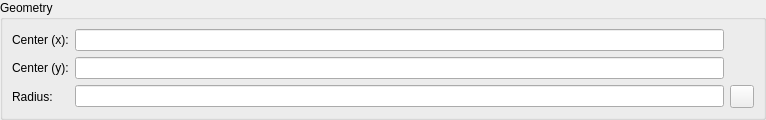
Before: the Qt Designer form librecad/src/ui/dialogs/entity/lc_circlepropertieseditingwidget.ui in LibreCAD/LibreCAD, drawn with Qt 5.
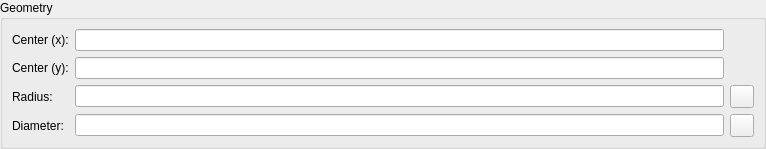
After: the same form once the commit is applied. Icons and pictures are not drawn. Custom widgets are drawn as their Qt base class.

Commit message: Issue #2354: added diameter for circle dialog

The edit to the form file:
```diff
--- a/librecad/src/ui/dialogs/entity/lc_circlepropertieseditingwidget.ui
+++ b/librecad/src/ui/dialogs/entity/lc_circlepropertieseditingwidget.ui
@@ -7,7 +7,7 @@
     <x>0</x>
     <y>0</y>
     <width>766</width>
-    <height>120</height>
+    <height>145</height>
    </rect>
   </property>
   <property name="windowTitle">
@@ -150,6 +150,43 @@
        </widget>
       </item>
       <item row="3" column="0">
+       <widget class="QLabel" name="lDiameter">
+        <property name="text">
+         <string>Diameter:</string>
+        </property>
+        <property name="wordWrap">
+         <bool>false</bool>
+        </property>
+       </widget>
+      </item>
+      <item row="3" column="1">
+       <widget class="QLineEdit" name="leDiameter">
+        <property name="minimumSize">
+         <size>
+          <width>64</width>
+          <height>0</height>
+         </size>
+        </property>
+        <property name="toolTip">
+         <string>Diameter of circle</string>
+        </property>
+       </widget>
+      </item>
+      <item row="3" column="2">
+       <widget class="QToolButton" name="tbPickDiameter">
+        <property name="toolTip">
+         <string>Pick diameter value from drawing</string>
+        </property>
+        <property name="text">
+         <string/>
+        </property>
+        <property name="icon">
+         <iconset resource="../../../../res/icons/icons.qrc">
+          <normaloff>:/icons/interactive_pick_distance.lci</normaloff>:/icons/interactive_pick_distance.lci</iconset>
+        </property>
+       </widget>
+      </item>
+      <item row="4" column="0">
        <spacer name="spacer58">
         <property name="orientation">
          <enum>Qt::Vertical</enum>
```
Left out of the diff: 4 changed lines with no effect on the pictures. The commit also changes 2 other files.
